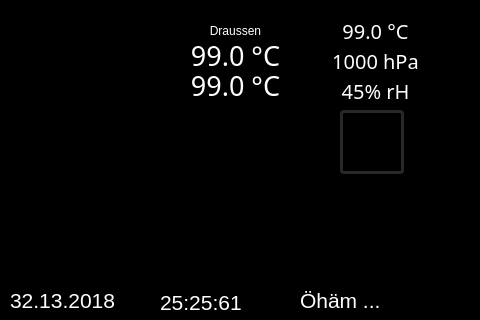
Old version of the form gui/mainwindow.ui in the repository christof1977/flurzentrale.
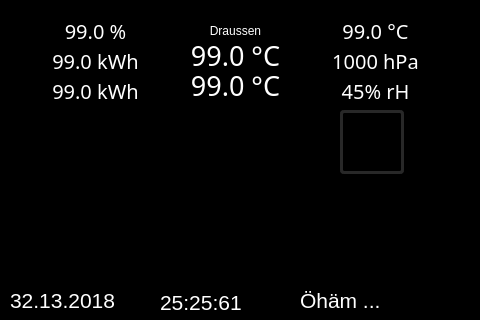
New version of the form. Icons and pictures are not drawn.

Commit message: Added basiuc E3D3 values to mainwindow

```diff
--- a/gui/mainwindow.ui
+++ b/gui/mainwindow.ui
@@ -1846,25 +1846,6 @@
      <set>Qt::AlignCenter</set>
     </property>
    </widget>
-   <widget class="QLabel" name="labelThermometer">
-    <property name="geometry">
-     <rect>
-      <x>60</x>
-      <y>30</y>
-      <width>61</width>
-      <height>64</height>
-     </rect>
-    </property>
-    <property name="text">
-     <string/>
-    </property>
-    <property name="pixmap">
-     <pixmap resource="../resources.qrc">:/images/gui/thermometer.png</pixmap>
-    </property>
-    <property name="scaledContents">
-     <bool>true</bool>
-    </property>
-   </widget>
    <widget class="QLabel" name="labelWzTemp">
     <property name="geometry">
      <rect>
@@ -1977,6 +1958,90 @@
      <set>Qt::AlignCenter</set>
     </property>
    </widget>
+   <widget class="QLabel" name="labelE3Batt">
+    <property name="geometry">
+     <rect>
+      <x>40</x>
+      <y>20</y>
+      <width>111</width>
+      <height>21</height>
+     </rect>
+    </property>
+    <property name="font">
+     <font>
+      <family>.SF NS Text</family>
+      <pointsize>15</pointsize>
+      <weight>50</weight>
+      <italic>false</italic>
+      <bold>false</bold>
+     </font>
+    </property>
+    <property name="styleSheet">
+     <string notr="true">color: rgb(255, 255, 255);</string>
+    </property>
+    <property name="text">
+     <string>99.0 %</string>
+    </property>
+    <property name="alignment">
+     <set>Qt::AlignCenter</set>
+    </property>
+   </widget>
+   <widget class="QLabel" name="labelE3PV">
+    <property name="geometry">
+     <rect>
+      <x>40</x>
+      <y>50</y>
+      <width>111</width>
+      <height>21</height>
+     </rect>
+    </property>
+    <property name="font">
+     <font>
+      <family>.SF NS Text</family>
+      <pointsize>15</pointsize>
+      <weight>50</weight>
+      <italic>false</italic>
+      <bold>false</bold>
+     </font>
+    </property>
+    <property name="styleSheet">
+     <string notr="true">color: rgb(255, 255, 255);</string>
+    </property>
+    <property name="text">
+     <string>99.0 kWh</string>
+    </property>
+    <property name="alignment">
+     <set>Qt::AlignCenter</set>
+    </property>
+   </widget>
+   <widget class="QLabel" name="labelE3Netz">
+    <property name="geometry">
+     <rect>
+      <x>40</x>
+      <y>80</y>
+      <width>111</width>
+      <height>21</height>
+     </rect>
+    </property>
+    <property name="font">
+     <font>
+      <family>.SF NS Text</family>
+      <pointsize>15</pointsize>
+      <weight>50</weight>
+      <italic>false</italic>
+      <bold>false</bold>
+     </font>
+    </property>
+    <property name="styleSheet">
+     <string notr="true">color: rgb(255, 255, 255);</string>
+    </property>
+    <property name="text">
+     <string>99.0 kWh</string>
+    </property>
+    <property name="alignment">
+     <set>Qt::AlignCenter</set>
+    </property>
+   </widget>
   </widget>
  </widget>
  <layoutdefault spacing="6" margin="11"/>
```
Left out of the diff: 216 changed lines with no effect on the pictures. The commit also changes 1 other file.
